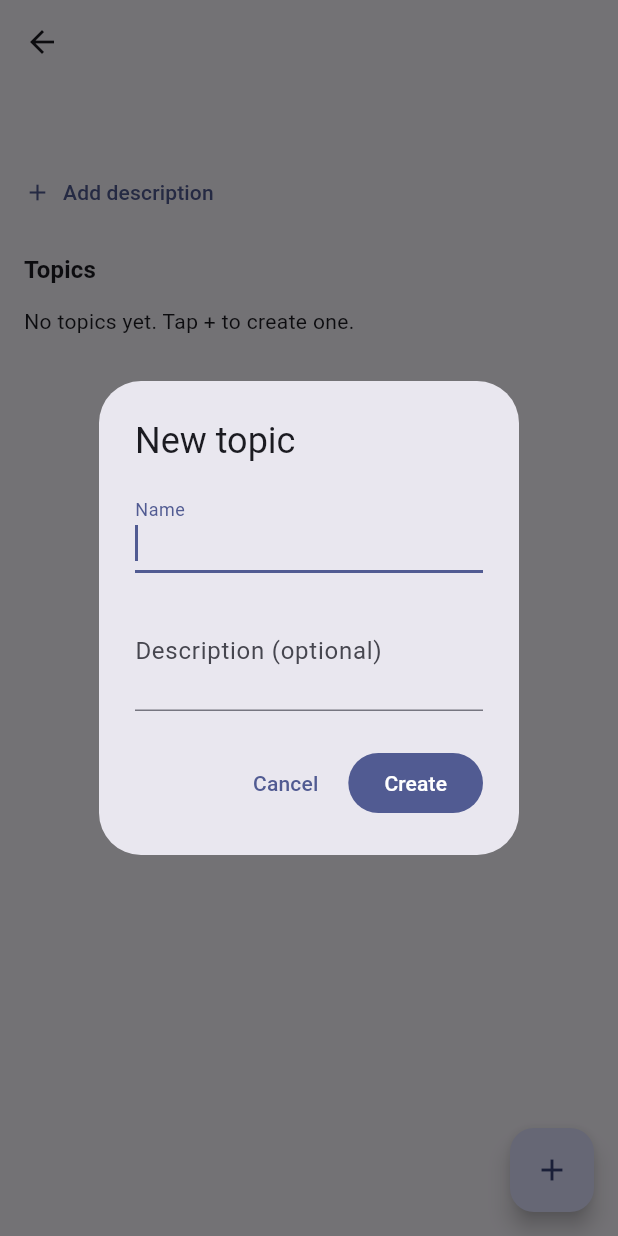
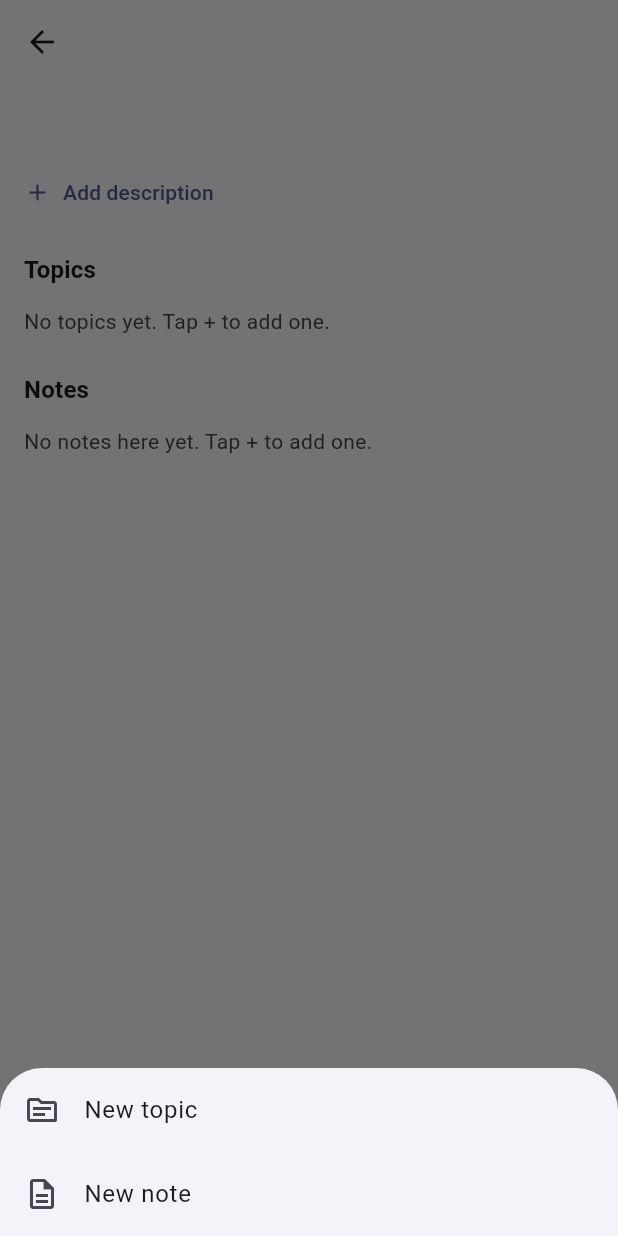
Before and after one commit to wernertimothy/commonplace, a Flutter app: the TopicsScreen screen opened directly with empty values, after a tap on the "add" icon, on a phone screen of 412 x 824 dp. Run offline on Flutter 3.47's test engine with Material 3 defaults, Android fonts, the phone set to English and light mode, and no system bars; our stand-ins replace flutter_markdown_plus, flutter_riverpod, shared_preferences; accounts and stored records are empty.

Commit message:
Add notes directly in projects and move notes between containers
Topics are now optional: a note can live directly in a project folder.
Notes are addressed by their containing folder path, and a new moveNote
relocates the .md file (collision-safe). Project detail gains a Notes
section and a New topic / New note menu; a shared NoteTile and a
MoveNoteScreen picker power note actions. Note breadcrumb adapts to
project-only vs project/topic.

Co-Authored-By: Claude Opus 4.8 <noreply@anthropic.com>

```diff
--- a/lib/data/file_note_repository.dart
+++ b/lib/data/file_note_repository.dart
@@ -124,8 +124,8 @@ class FileNoteRepository implements NoteRepository {
   // --- Notes --------------------------------------------------------------
 
   @override
-  Future<List<Note>> listNotes(Topic topic) async {
-    final dir = Directory(topic.path);
+  Future<List<Note>> listNotes(String folderPath) async {
+    final dir = Directory(folderPath);
     if (!await dir.exists()) return [];
     final entries = await dir.list().toList();
     final files = entries
@@ -143,9 +143,9 @@ class FileNoteRepository implements NoteRepository {
   }
 
   @override
-  Future<Note> createNote(Topic topic, String title) async {
+  Future<Note> createNote(String folderPath, String title) async {
     final safe = _sanitize(title);
-    final file = File(p.join(topic.path, '$safe.md'));
+    final file = File(p.join(folderPath, '$safe.md'));
     if (!await file.exists()) {
       await file.create(recursive: true);
     }
@@ -163,6 +163,26 @@ class FileNoteRepository implements NoteRepository {
   @override
   Future<void> deleteNote(Note note) async {
     await File(note.path).delete();
+  }
+
+  @override
+  Future<Note> moveNote(Note note, String destFolderPath) async {
+    final name = p.basenameWithoutExtension(note.path);
+    final dest = await _uniqueMdFile(destFolderPath, name);
+    await File(note.path).rename(dest.path);
+    return Note(title: p.basenameWithoutExtension(dest.path), path: dest.path);
+  }
+
+  /// Returns a `.md` file in [folderPath] named [baseName], appending a
+  /// numeric suffix (`name 2`, `name 3`, …) if that name is already taken.
+  Future<File> _uniqueMdFile(String folderPath, String baseName) async {
+    var candidate = File(p.join(folderPath, '$baseName.md'));
+    var n = 2;
+    while (await candidate.exists()) {
+      candidate = File(p.join(folderPath, '$baseName $n.md'));
+      n++;
+    }
+    return candidate;
   }
 
   // --- Note content -------------------------------------------------------
--- a/lib/data/note_repository.dart
+++ b/lib/data/note_repository.dart
@@ -21,11 +21,17 @@ abstract class NoteRepository {
   Future<Topic> renameTopic(Topic topic, String newName);
   Future<void> deleteTopic(Topic topic);
 
-  // Notes within a topic.
-  Future<List<Note>> listNotes(Topic topic);
-  Future<Note> createNote(Topic topic, String title);
+  // Notes. A note is a `.md` file inside any folder — either a topic folder
+  // or, since topics are optional, directly inside a project folder. Notes are
+  // therefore addressed by their containing folder path.
+  Future<List<Note>> listNotes(String folderPath);
+  Future<Note> createNote(String folderPath, String title);
   Future<Note> renameNote(Note note, String newTitle);
   Future<void> deleteNote(Note note);
+
+  /// Moves a note into [destFolderPath] (a project or topic folder),
+  /// choosing a non-colliding file name if needed. Returns the relocated note.
+  Future<Note> moveNote(Note note, String destFolderPath);
 
   // Note content.
   Future<String> readNote(Note note);
--- a/lib/ui/screens/topics_screen.dart
+++ b/lib/ui/screens/topics_screen.dart
@@ -7,10 +7,12 @@ import '../../state/repository_provider.dart';
 import '../widgets/add_rename_dialog.dart';
 import '../widgets/detail_header.dart';
 import '../widgets/list_helpers.dart';
+import '../widgets/note_tile.dart';
 import 'notes_screen.dart';
 
-/// Project detail: the project name, an optional description, then a
-/// "Topics" header above the topic list.
+/// Project detail: the project name, an optional description, a "Topics"
+/// section (optional sub-containers), and a "Notes" section for notes that
+/// live directly in the project.
 class TopicsScreen extends ConsumerWidget {
   final Project project;
 
@@ -19,6 +21,7 @@ class TopicsScreen extends ConsumerWidget {
   @override
   Widget build(BuildContext context, WidgetRef ref) {
     final topics = ref.watch(topicsProvider(project));
+    final notes = ref.watch(notesProvider(project.path));
     final description = ref.watch(descriptionProvider(project.path)).value ?? '';
     final repo = ref.read(noteRepositoryProvider);
 
@@ -27,6 +30,27 @@ class TopicsScreen extends ConsumerWidget {
       if (text != null) {
         await repo.writeDescription(project.path, text);
         ref.invalidate(descriptionProvider(project.path));
+      }
+    }
+
+    Future<void> addTopic() async {
+      final details = await showItemDialog(context, title: 'New topic');
+      if (details != null) {
+        await repo.createTopic(project, details.name,
+            description: details.description);
+        ref.invalidate(topicsProvider(project));
+      }
+    }
+
+    Future<void> addNote() async {
+      final title = await showNameDialog(
+        context,
+        title: 'New note',
+        confirmLabel: 'Create',
+      );
+      if (title != null) {
+        await repo.createNote(project.path, title);
+        ref.invalidate(notesProvider(project.path));
       }
     }
 
@@ -42,25 +66,15 @@ class TopicsScreen extends ConsumerWidget {
       body: topics.when(
         loading: () => const Center(child: CircularProgressIndicator()),
         error: (e, _) => Center(child: Text('Error: $e')),
-        data: (items) {
-          return ListView.builder(
-            itemCount: items.length + 1,
-            itemBuilder: (context, i) {
-              if (i == 0) {
-                return Column(
-                  crossAxisAlignment: CrossAxisAlignment.start,
+        data: (topicItems) {
+          final noteItems = notes.value ?? const [];
+          return ListView(
             children: [
               header,
-                    if (items.isEmpty)
-                      const Padding(
-                        padding: EdgeInsets.fromLTRB(16, 8, 16, 0),
-                        child: Text('No topics yet. Tap + to create one.'),
-                      ),
-                  ],
-                );
-              }
-              final topic = items[i - 1];
-              return ListTile(
+              if (topicItems.isEmpty)
+                const _Hint('No topics yet. Tap + to add one.'),
+              for (final topic in topicItems)
+                ListTile(
                   title: Text(topic.name),
                   onTap: () => Navigator.push(
                     context,
@@ -96,22 +110,88 @@ class TopicsScreen extends ConsumerWidget {
                       PopupMenuItem(value: 'delete', child: Text('Delete')),
                     ],
                   ),
-              );
-            },
+                ),
+              const _SectionHeader('Notes'),
+              if (noteItems.isEmpty)
+                const _Hint('No notes here yet. Tap + to add one.'),
+              for (final note in noteItems)
+                NoteTile(
+                  note: note,
+                  folderPath: project.path,
+                  projectName: project.name,
+                ),
+            ],
           );
         },
       ),
       floatingActionButton: FloatingActionButton(
         onPressed: () async {
-          final details = await showItemDialog(context, title: 'New topic');
-          if (details != null) {
-            await repo.createTopic(project, details.name,
-                description: details.description);
-            ref.invalidate(topicsProvider(project));
-          }
+          // Get the choice first, then act once the sheet has closed —
+          // showing a dialog while the sheet is dismissing swallows it.
+          final choice = await showModalBottomSheet<String>(
+            context: context,
+            builder: (sheetContext) => SafeArea(
+              child: Column(
+                mainAxisSize: MainAxisSize.min,
+                children: [
+                  ListTile(
+                    leading: const Icon(Icons.topic_outlined),
+                    title: const Text('New topic'),
+                    onTap: () => Navigator.pop(sheetContext, 'topic'),
+                  ),
+                  ListTile(
+                    leading: const Icon(Icons.description_outlined),
+                    title: const Text('New note'),
+                    onTap: () => Navigator.pop(sheetContext, 'note'),
+                  ),
+                ],
+              ),
+            ),
+          );
+          if (choice == 'topic') await addTopic();
+          if (choice == 'note') await addNote();
         },
         child: const Icon(Icons.add),
       ),
     );
   }
 }
+
+/// Bold section label matching the header's style.
+class _SectionHeader extends StatelessWidget {
+  final String label;
+
+  const _SectionHeader(this.label);
+
+  @override
+  Widget build(BuildContext context) {
+    return Padding(
+      padding: const EdgeInsets.fromLTRB(16, 24, 16, 4),
+      child: Text(
+        label,
+        style: Theme.of(context)
+            .textTheme
+            .titleMedium
+            ?.copyWith(fontWeight: FontWeight.bold),
+      ),
+    );
+  }
+}
+
+/// Muted placeholder line for an empty section.
+class _Hint extends StatelessWidget {
+  final String text;
+
+  const _Hint(this.text);
+
+  @override
+  Widget build(BuildContext context) {
+    return Padding(
+      padding: const EdgeInsets.fromLTRB(16, 8, 16, 0),
+      child: Text(
+        text,
+        style: TextStyle(color: Theme.of(context).colorScheme.onSurfaceVariant),
+      ),
+    );
+  }
+}
```
Also changed, not shown: lib/state/providers.dart (+3 -4 lines), lib/ui/screens/move_note_screen.dart (added, +92 -0 lines), lib/ui/screens/note_screen.dart (+8 -4 lines), lib/ui/screens/notes_screen.dart (+8 -53 lines), lib/ui/widgets/note_tile.dart (added, +90 -0 lines), 1 other file. Lines whose indentation alone changed are shown as unchanged.
